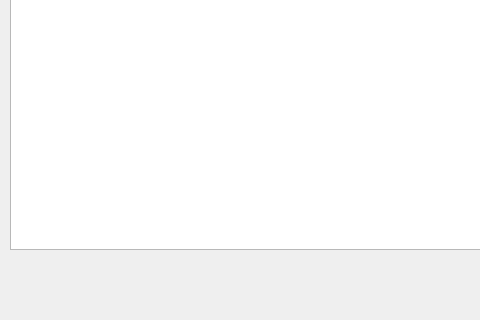
The window that mainwindow.ui (StepanRyabcev/SimpleVectorEdit) describes before a commit, drawn with Qt 5; both pictures show x 0 to 480 and y 280 to 600 of the 800 by 600 pixel window.
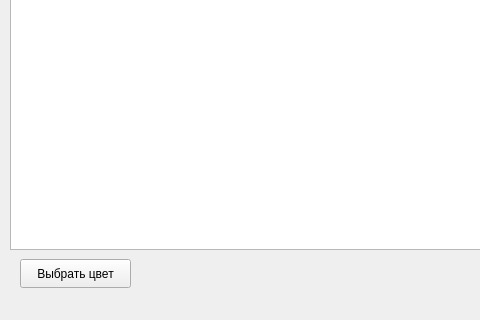
The same window after the commit.

What changed in the file:
```diff
--- a/mainwindow.ui
+++ b/mainwindow.ui
@@ -27,97 +27,14 @@
    <widget class="QPushButton" name="white">
     <property name="geometry">
      <rect>
-      <x>10</x>
-      <y>510</y>
-      <width>31</width>
+      <x>20</x>
+      <y>520</y>
+      <width>111</width>
       <height>29</height>
      </rect>
     </property>
     <property name="text">
-     <string/>
-    </property>
-    <property name="flat">
-     <bool>true</bool>
-    </property>
-   </widget>
-   <widget class="QPushButton" name="black">
-    <property name="geometry">
-     <rect>
-      <x>40</x>
-      <y>510</y>
-      <width>31</width>
-      <height>29</height>
-     </rect>
-    </property>
-    <property name="text">
-     <string/>
-    </property>
-    <property name="flat">
-     <bool>true</bool>
-    </property>
-   </widget>
-   <widget class="QPushButton" name="blue">
-    <property name="geometry">
-     <rect>
-      <x>70</x>
-      <y>510</y>
-      <width>31</width>
-      <height>29</height>
-     </rect>
-    </property>
-    <property name="text">
-     <string/>
-    </property>
-    <property name="flat">
-     <bool>true</bool>
-    </property>
-   </widget>
-   <widget class="QPushButton" name="green">
-    <property name="geometry">
-     <rect>
-      <x>100</x>
-      <y>510</y>
-      <width>31</width>
-      <height>29</height>
-     </rect>
-    </property>
-    <property name="text">
-     <string/>
-    </property>
-    <property name="flat">
-     <bool>true</bool>
-    </property>
-   </widget>
-   <widget class="QPushButton" name="yellow">
-    <property name="geometry">
-     <rect>
-      <x>130</x>
-      <y>510</y>
-      <width>31</width>
-      <height>29</height>
-     </rect>
-    </property>
-    <property name="text">
-     <string/>
-    </property>
-    <property name="flat">
-     <bool>true</bool>
-    </property>
-   </widget>
-   <widget class="QPushButton" name="red">
-    <property name="geometry">
-     <rect>
-      <x>160</x>
-      <y>510</y>
-      <width>31</width>
-      <height>29</height>
-     </rect>
-    </property>
-    <property name="text">
-     <string/>
-    </property>
-    <property name="flat">
-     <bool>true</bool>
+     <string>Выбрать цвет</string>
     </property>
    </widget>
   </widget>
```
Left out of the diff: 2 changed lines with no effect on the pictures.
